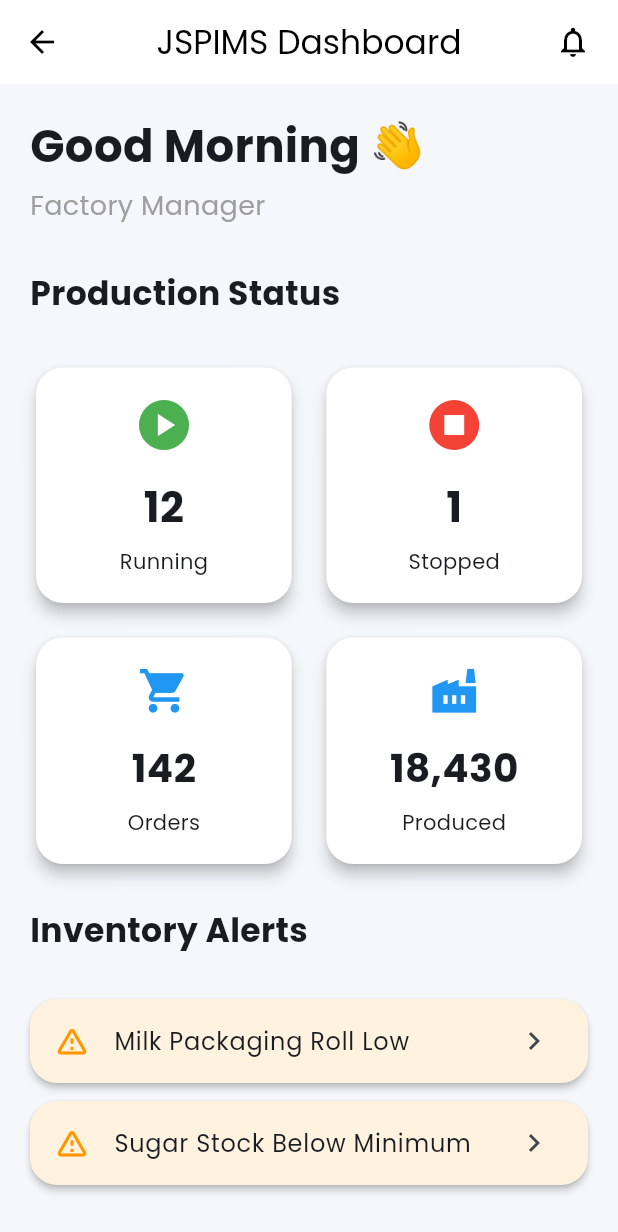
After one commit to SalmaAssem25/Smart-Production-Inventory-Management-System-, a Flutter app: the DashboardScreen screen opened by its route, on a phone screen of 412 x 824 dp. The commit adds this screen. Shown: the top 1232 px of the screen. Run offline on Flutter 3.47's test engine with Material 3 defaults, Android fonts, the phone set to English and light mode, and no system bars; our stand-ins replace google_fonts.

Commit message:
Implement dashboard UI

```diff
--- /dev/null
+++ b/lib/features/dashboard/dashboard_screen.dart
@@ -0,0 +1,128 @@
+import 'package:flutter/material.dart';
+import 'package:juhayna_smart_production_and_inventory_management_system/features/dashboard/widgets/section_title.dart';
+
+import '../../app/colors.dart';
+import 'widgets/summary_card.dart';
+import 'widgets/production_card.dart';
+import 'widgets/alert_card.dart';
+import 'widgets/activity_tile.dart';
+
+class DashboardScreen extends StatelessWidget {
+  const DashboardScreen({super.key});
+
+  @override
+  Widget build(BuildContext context) {
+    return Scaffold(
+      backgroundColor: AppColors.background,
+
+      appBar: AppBar(
+        title: const Text("JSPIMS Dashboard"),
+        centerTitle: true,
+        actions: const [
+          Padding(
+            padding: EdgeInsets.only(right: 18),
+            child: Icon(Icons.notifications_none),
+          ),
+        ],
+      ),
+
+      body: SingleChildScrollView(
+        padding: const EdgeInsets.all(20),
+
+        child: Column(
+          crossAxisAlignment: CrossAxisAlignment.start,
+
+          children: [
+            const Text(
+              "Good Morning 👋",
+              style: TextStyle(fontSize: 30, fontWeight: FontWeight.bold),
+            ),
+
+            const SizedBox(height: 5),
+
+            const Text(
+              "Factory Manager",
+              style: TextStyle(fontSize: 18, color: Colors.grey),
+            ),
+
+            const SizedBox(height: 30),
+
+            const SectionTitle(title: "Production Status"),
+
+            const SizedBox(height: 15),
+
+            const Row(
+              children: [
+                Expanded(
+                  child: ProductionCard(
+                    title: "Running",
+                    value: "12",
+                    color: Colors.green,
+                    icon: Icons.play_circle,
+                  ),
+                ),
+
+                SizedBox(width: 15),
+
+                Expanded(
+                  child: ProductionCard(
+                    title: "Stopped",
+                    value: "1",
+                    color: Colors.red,
+                    icon: Icons.stop_circle,
+                  ),
+                ),
+              ],
+            ),
+
+            const SizedBox(height: 15),
+
+            const Row(
+              children: [
+                Expanded(
+                  child: SummaryCard(
+                    title: "Orders",
+                    value: "142",
+                    icon: Icons.shopping_cart,
+                  ),
+                ),
+
+                SizedBox(width: 15),
+
+                Expanded(
+                  child: SummaryCard(
+                    title: "Produced",
+                    value: "18,430",
+                    icon: Icons.factory,
+                  ),
+                ),
+              ],
+            ),
+
+            const SizedBox(height: 25),
+
+            const SectionTitle(title: "Inventory Alerts"),
+
+            const SizedBox(height: 15),
+
+            const AlertCard(title: "Milk Packaging Roll Low"),
+
+            const AlertCard(title: "Sugar Stock Below Minimum"),
+
+            const SizedBox(height: 25),
+
+            const SectionTitle(title: "Recent Activities"),
+
+            const SizedBox(height: 15),
+
+            const ActivityTile(title: "Batch #2431 Completed"),
+
+            const ActivityTile(title: "Inventory Updated"),
+
+            const ActivityTile(title: "Production Line 3 Started"),
+          ],
+        ),
+      ),
+    );
+  }
+}
--- /dev/null
+++ b/lib/features/dashboard/widgets/activity_tile.dart
@@ -0,0 +1,19 @@
+import 'package:flutter/material.dart';
+
+class ActivityTile extends StatelessWidget {
+  final String title;
+
+  const ActivityTile({super.key, required this.title});
+
+  @override
+  Widget build(BuildContext context) {
+    return Card(
+      margin: const EdgeInsets.only(bottom: 10),
+      child: ListTile(
+        leading: const CircleAvatar(child: Icon(Icons.check)),
+        title: Text(title),
+        subtitle: const Text("Just now"),
+      ),
+    );
+  }
+}
--- /dev/null
+++ b/lib/features/dashboard/widgets/alert_card.dart
@@ -0,0 +1,20 @@
+import 'package:flutter/material.dart';
+
+class AlertCard extends StatelessWidget {
+  final String title;
+
+  const AlertCard({super.key, required this.title});
+
+  @override
+  Widget build(BuildContext context) {
+    return Card(
+      margin: const EdgeInsets.only(bottom: 12),
+      color: Colors.orange.shade50,
+      child: ListTile(
+        leading: const Icon(Icons.warning_amber_rounded, color: Colors.orange),
+        title: Text(title),
+        trailing: const Icon(Icons.chevron_right),
+      ),
+    );
+  }
+}
--- /dev/null
+++ b/lib/features/dashboard/widgets/production_card.dart
@@ -0,0 +1,39 @@
+import 'package:flutter/material.dart';
+
+class ProductionCard extends StatelessWidget {
+  final String title;
+  final String value;
+  final Color color;
+  final IconData icon;
+
+  const ProductionCard({
+    super.key,
+    required this.title,
+    required this.value,
+    required this.color,
+    required this.icon,
+  });
+
+  @override
+  Widget build(BuildContext context) {
+    return Card(
+      elevation: 4,
+      shape: RoundedRectangleBorder(borderRadius: BorderRadius.circular(18)),
+      child: Padding(
+        padding: const EdgeInsets.all(18),
+        child: Column(
+          children: [
+            Icon(icon, color: color, size: 40),
+            const SizedBox(height: 15),
+            Text(
+              value,
+              style: const TextStyle(fontSize: 28, fontWeight: FontWeight.bold),
+            ),
+            const SizedBox(height: 6),
+            Text(title),
+          ],
+        ),
+      ),
+    );
+  }
+}
--- /dev/null
+++ b/lib/features/dashboard/widgets/section_title.dart
@@ -0,0 +1,18 @@
+import 'package:flutter/material.dart';
+
+class SectionTitle extends StatelessWidget {
+  final String title;
+
+  const SectionTitle({super.key, required this.title});
+
+  @override
+  Widget build(BuildContext context) {
+    return Padding(
+      padding: const EdgeInsets.only(bottom: 15),
+      child: Text(
+        title,
+        style: const TextStyle(fontSize: 22, fontWeight: FontWeight.bold),
+      ),
+    );
+  }
+}
--- /dev/null
+++ b/lib/features/dashboard/widgets/summary_card.dart
@@ -0,0 +1,37 @@
+import 'package:flutter/material.dart';
+
+class SummaryCard extends StatelessWidget {
+  final String title;
+  final String value;
+  final IconData icon;
+
+  const SummaryCard({
+    super.key,
+    required this.title,
+    required this.value,
+    required this.icon,
+  });
+
+  @override
+  Widget build(BuildContext context) {
+    return Card(
+      elevation: 4,
+      shape: RoundedRectangleBorder(borderRadius: BorderRadius.circular(18)),
+      child: Padding(
+        padding: const EdgeInsets.all(18),
+        child: Column(
+          children: [
+            Icon(icon, size: 35, color: Colors.blue),
+            const SizedBox(height: 15),
+            Text(
+              value,
+              style: const TextStyle(fontSize: 26, fontWeight: FontWeight.bold),
+            ),
+            const SizedBox(height: 8),
+            Text(title),
+          ],
+        ),
+      ),
+    );
+  }
+}
--- a/lib/features/splash/splash_screen.dart
+++ b/lib/features/splash/splash_screen.dart
@@ -1,6 +1,4 @@
 import 'package:flutter/material.dart';
-import 'package:juhayna_smart_production_and_inventory_management_system/features/authentication/login_screen.dart';
-
 import '../../app/colors.dart';
 import '../../app/constants.dart';
 
@@ -16,7 +14,7 @@ class _SplashScreenState extends State<SplashScreen> {
   void initState() {
     super.initState();
 
-    Future.delayed(const Duration(seconds: 3), () {
+    Future.delayed(const Duration(seconds: 5), () {
       if (!mounted) return;
 
       Navigator.pushReplacementNamed(context, '/login');
```
